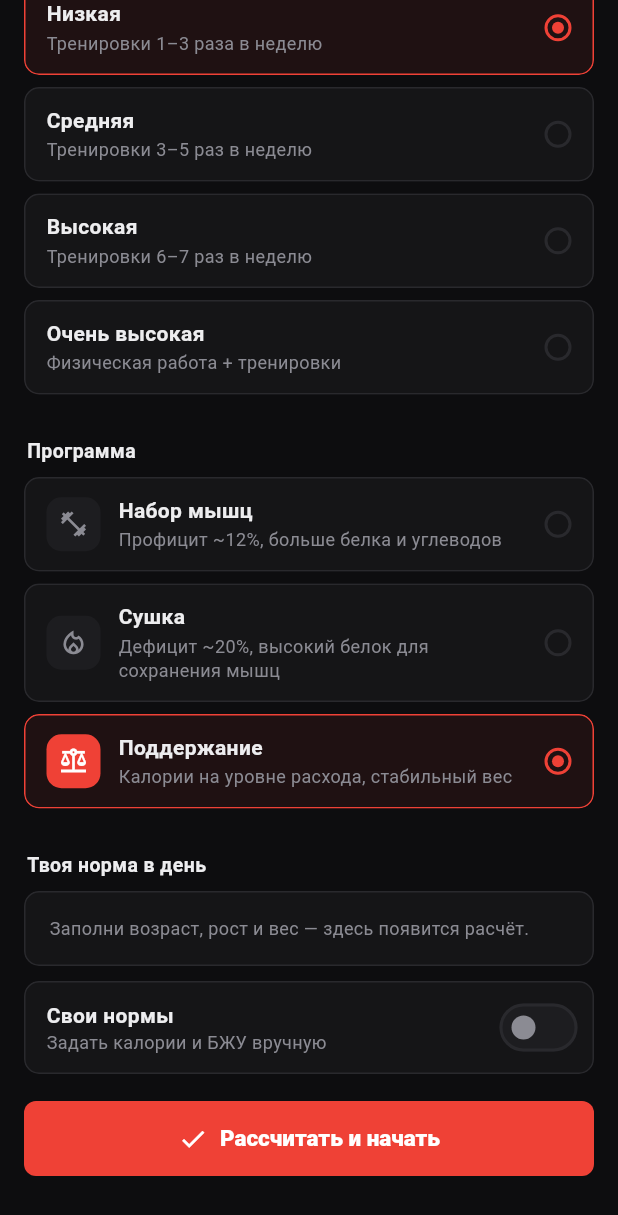
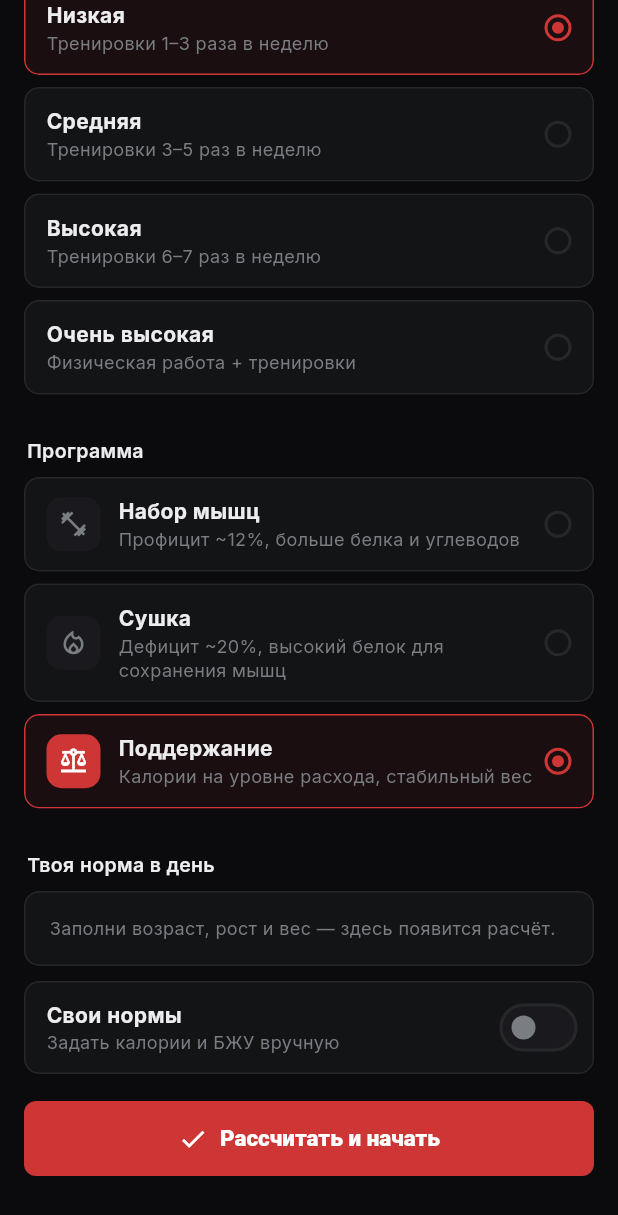
Before and after one commit to Wateroflord/kbju-tracker, a Flutter app: the screen it shows after launch, scrolled down 507 dp, on a phone screen of 412 x 824 dp. Shown: the top 1215 px of the screen. Run offline on Flutter 3.47's test engine with Material 3 defaults, Android fonts, the phone set to English and light mode, and no system bars; our stand-ins replace google_fonts, image_picker; accounts and stored records are empty.

Commit message:
Match uc.zone palette (#CE3535) and use Inter font
Co-Authored-By: Claude Opus 5.5 <noreply@anthropic.com>
Claude-Session: https://claude.ai/code/session_01KHEU6kK8fjsCLfDHdCFbgs

```diff
--- a/lib/theme.dart
+++ b/lib/theme.dart
@@ -1,21 +1,22 @@
 import 'dart:ui' show FontFeature;
 
 import 'package:flutter/material.dart';
+import 'package:google_fonts/google_fonts.dart';
 
 import 'models.dart';
 
 /// Палитра: тёмный плоский интерфейс (как игровое меню настроек) —
 /// почти чёрный фон, графитовые панели и один красный акцент.
 class AppColors {
-  static const bg = Color(0xFF0D0D0F);
-  static const surface = Color(0xFF151517);
-  static const surface2 = Color(0xFF1D1D20);
-  static const border = Color(0xFF29292D);
+  static const bg = Color(0xFF0B0B0D);
+  static const surface = Color(0xFF131416);
+  static const surface2 = Color(0xFF1A1A1E);
+  static const border = Color(0xFF26272B);
   static const text = Color(0xFFEDEDEF);
-  static const muted = Color(0xFF8B8B93);
+  static const muted = Color(0xFF7A7D82);
 
-  static const accent = Color(0xFFEF4136); // красный акцент
-  static const accent2 = Color(0xFFD4D4D8); // светло-серый для второстепенного
+  static const accent = Color(0xFFCE3535); // красный акцент (как у uc.zone)
+  static const accent2 = Color(0xFFAFB3BA); // светло-серый для второстепенного
 
   static const protein = Color(0xFF5B9DFF);
   static const fat = Color(0xFFF2B14C);
@@ -96,7 +97,9 @@ ThemeData buildTheme() {
     splashFactory: InkRipple.splashFactory,
   );
   return base.copyWith(
-    textTheme: base.textTheme.apply(bodyColor: AppColors.text, displayColor: AppColors.text),
+    textTheme: GoogleFonts.interTextTheme(base.textTheme)
+        .apply(bodyColor: AppColors.text, displayColor: AppColors.text),
+    primaryTextTheme: GoogleFonts.interTextTheme(base.primaryTextTheme),
     textSelectionTheme: const TextSelectionThemeData(
       cursorColor: AppColors.accent,
       selectionHandleColor: AppColors.accent,
--- a/pubspec.yaml
+++ b/pubspec.yaml
@@ -11,6 +11,7 @@ dependencies:
     sdk: flutter
   flutter_localizations:
     sdk: flutter
+  google_fonts: ^6.2.1
   http: ^1.2.2
   image_picker: ^1.1.2
   path_provider: ^2.1.4
@@ -25,6 +26,6 @@ flutter_launcher_icons:
   android: true
   ios: false
   image_path: "assets/icon/icon.png"
-  adaptive_icon_background: "#0D0D0F"
+  adaptive_icon_background: "#0B0B0D"
   adaptive_icon_foreground: "assets/icon/icon_fg.png"
   min_sdk_android: 21
```
Also changed, not shown: assets/icon/icon.png, assets/icon/icon_fg.png.
